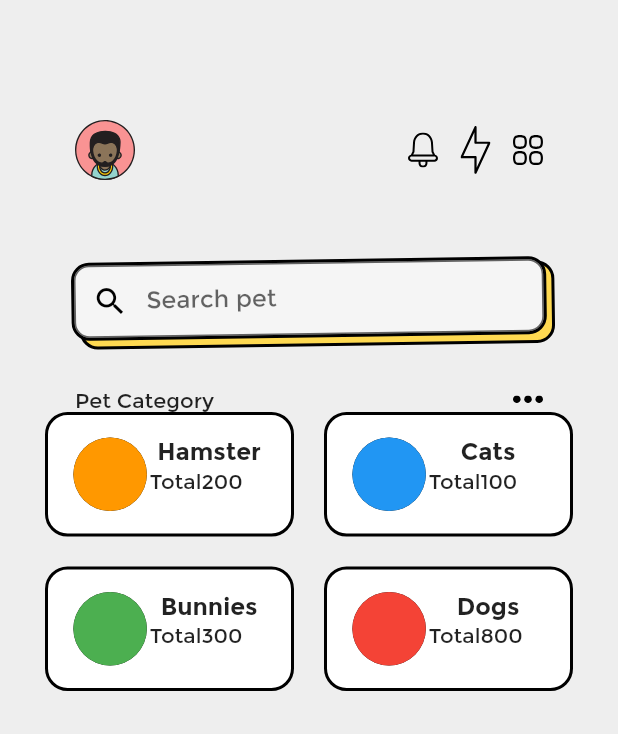
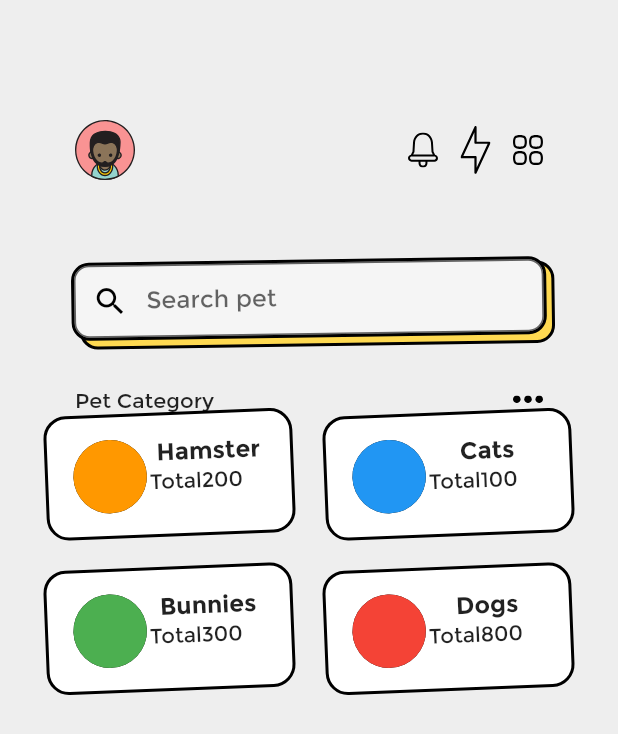
Before and after one commit to Ianodad/pet-finder-app-dribble-clone, a Flutter app: the HomeScreen screen opened directly, on a phone screen of 412 x 824 dp. Shown: the top 734 px of the screen. Run offline on Flutter 3.47's test engine with Material 2 defaults, Android fonts, the phone set to English and light mode, and no system bars; our stand-ins replace dotted_border, flutter_svg.

Commit message:
card changes

```diff
--- a/lib/Screens/Home/widget/body.dart
+++ b/lib/Screens/Home/widget/body.dart
@@ -129,8 +129,7 @@ Widget searchBar() {
   );
 }
 
-Widget categoryHeader() {
-  return Container(
+Widget categoryHeader() => Container(
     padding: EdgeInsets.fromLTRB(20, 0, 20, 0),
     child: Row(
       mainAxisAlignment: MainAxisAlignment.spaceBetween,
@@ -143,7 +142,6 @@ Widget categoryHeader() {
       ],
     ),
   );
-}
 
 Widget gridSystem() {
   return GridView.builder(
@@ -156,7 +154,10 @@ Widget gridSystem() {
     itemCount: CATEGORY_DATA.length,
     itemBuilder: (context, index) {
       final category = CATEGORY_DATA[index];
+      final count = index + 1;
       return CategoryCard(
+          // key: '$index',
+          key: Key('$count'),
           id: category.id!,
           title: category.title!,
           total: category.total,
--- a/lib/Screens/Home/widget/categoryCard.dart
+++ b/lib/Screens/Home/widget/categoryCard.dart
@@ -1,6 +1,4 @@
-// ignore_for_file: public_member_api_docs, sort_constructors_first, must_be_immutable, prefer_const_constructors_in_immutables, prefer_const_constructors
-// ignore_for_file: file_names, use_key_in_widget_constructors, non_constant_identifier_names, prefer_typing_uninitialized_variables
-
+// ignore_for_file: public_member_api_docs, sort_constructors_first, prefer_const_constructors_in_immutables
 import 'package:flutter/material.dart';
 
 class CategoryCard extends StatelessWidget {
@@ -11,7 +9,7 @@ class CategoryCard extends StatelessWidget {
     this.total,
     this.image,
     this.avatarColor,
-  });
+  }) : super(key: key);
 
   final String? id;
   final String? title;
@@ -21,12 +19,13 @@ class CategoryCard extends StatelessWidget {
 
   String get stringTotal => '$total';
   // Color? get colorItem => color;
-
   @override
   Widget build(BuildContext context) {
     Size size = MediaQuery.of(context).size;
 
-    return Container(
+    return Transform.rotate(
+      angle: -.04,
+      child: Container(
         width: size.width / 2 - 2,
         height: 50,
         padding: const EdgeInsets.all(15),
@@ -55,20 +54,21 @@ class CategoryCard extends StatelessWidget {
                   Text(
                     title!,
                     textAlign: TextAlign.left,
-                  style: TextStyle(
+                    style: const TextStyle(
                       // styling the text
                       fontSize: 16.0, //the size of the text
                       fontWeight: FontWeight.bold, // font weight
                     ), //text color
                   ),
                   Row(
-                  children: [Text("Total"), Text(stringTotal)],
+                    children: [const Text("Total"), Text(stringTotal)],
                   ),
                 ],
               ),
             )
           ],
         ),
+      ),
     );
   }
 }
```
Lines whose indentation alone changed are shown as unchanged.
